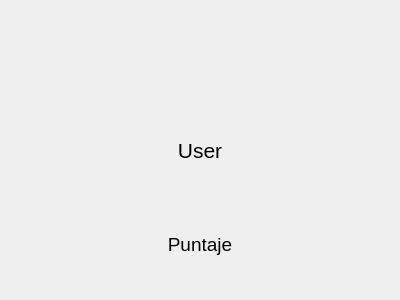
Qt form nplayer.ui (kevteg/blackjack) before a commit.
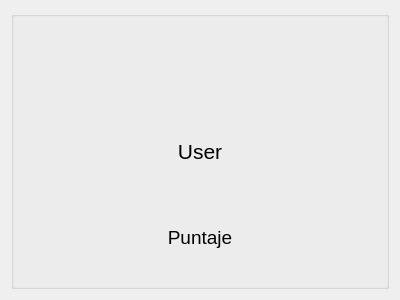
The same form after that commit.

```diff
--- a/nplayer.ui
+++ b/nplayer.ui
@@ -15,6 +15,12 @@
   </property>
   <layout class="QGridLayout" name="gridLayout">
    <item row="0" column="0">
+    <widget class="QGroupBox" name="groupBox">
+     <property name="title">
+      <string/>
+     </property>
+     <layout class="QGridLayout" name="gridLayout_2">
+      <item row="0" column="0">
     <layout class="QVBoxLayout" name="verticalLayout">
      <item>
       <widget class="QWidget" name="widget" native="true"/>
@@ -55,6 +61,9 @@
       </widget>
      </item>
     </layout>
+      </item>
+     </layout>
+    </widget>
    </item>
   </layout>
  </widget>
```
Left out of the diff: 4 changed lines with no effect on the pictures. Lines whose indentation alone changed are shown as unchanged.
